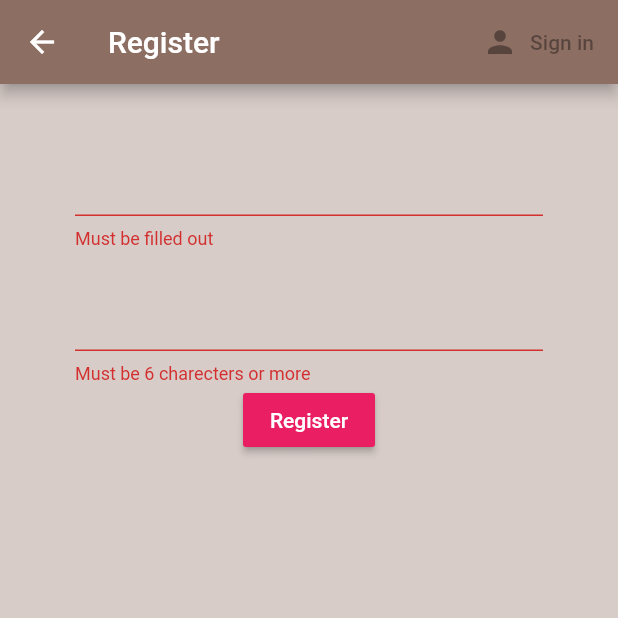
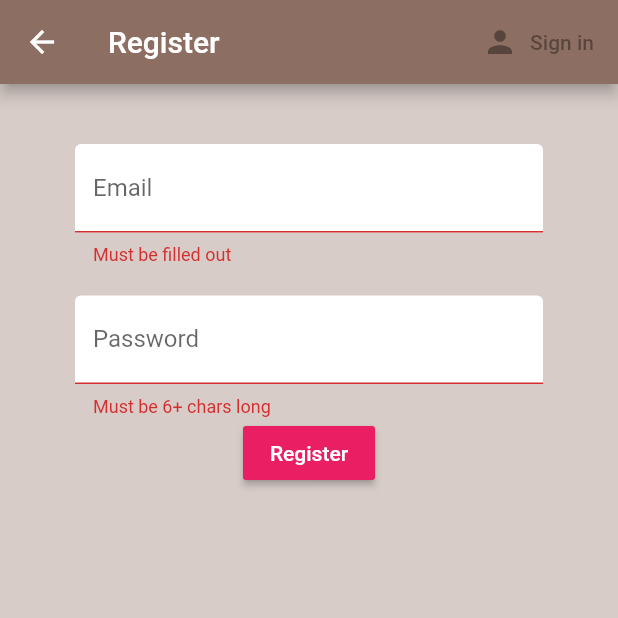
Before and after one commit to Hamza-ye/cafe_example, a Flutter app: the Register screen opened directly, after a tap on "Register", on a phone screen of 412 x 824 dp, the top half of it. Run offline on Flutter 3.47's test engine with Material 2 defaults, Android fonts, the phone set to English and light mode, and no system bars; our stand-ins replace firebase_auth; accounts and stored records are empty.

Commit message:
Decorate Input fields

```diff
--- a/lib/screens/authenticate/register.dart
+++ b/lib/screens/authenticate/register.dart
@@ -1,4 +1,5 @@
 import 'package:cofe_example_firebase/services/auth.dart';
+import 'package:cofe_example_firebase/shared/constants.dart';
 import 'package:flutter/material.dart';
 
 class Register extends StatefulWidget {
@@ -44,6 +45,7 @@ class _RegisterState extends State<Register> {
                 height: 20.0,
               ),
               TextFormField(
+                decoration: textInputDecoration.copyWith(labelText: 'Email'),
                 validator: (value) =>
                     value.isEmpty ? 'Must be filled out' : null,
                 onChanged: (value) => setState(() => email = value),
@@ -52,8 +54,9 @@ class _RegisterState extends State<Register> {
                 height: 20.0,
               ),
               TextFormField(
+                decoration: textInputDecoration.copyWith(labelText: 'Password'),
                 validator: (value) =>
-                    value.length < 6 ? 'Must be 6 charecters or more' : null,
+                    value.length < 6 ? 'Must be 6+ chars long' : null,
                 obscureText: true,
                 onChanged: (value) => setState(() => password = value),
               ),
--- a/lib/screens/authenticate/sign_in.dart
+++ b/lib/screens/authenticate/sign_in.dart
@@ -1,4 +1,5 @@
 import 'package:cofe_example_firebase/services/auth.dart';
+import 'package:cofe_example_firebase/shared/constants.dart';
 import 'package:flutter/material.dart';
 
 class SignIn extends StatefulWidget {
@@ -44,6 +45,7 @@ class _SignInState extends State<SignIn> {
                 height: 20.0,
               ),
               TextFormField(
+                decoration: textInputDecoration.copyWith(labelText: 'Email'),
                 validator: (value) =>
                     value.isEmpty ? 'Must be filled out' : null,
                 onChanged: (value) => setState(() => email = value),
@@ -52,6 +54,7 @@ class _SignInState extends State<SignIn> {
                 height: 20.0,
               ),
               TextFormField(
+                decoration: textInputDecoration.copyWith(labelText: 'Password'),
                 validator: (value) =>
                     value.isEmpty ? 'Must be filled out' : null,
                 obscureText: true,
--- /dev/null
+++ b/lib/shared/constants.dart
@@ -0,0 +1,10 @@
+import 'package:flutter/material.dart';
+
+const textInputDecoration = InputDecoration(
+  fillColor: Colors.white,
+  filled: true,
+  enabledBorder: OutlineInputBorder(
+      borderSide: BorderSide(color: Colors.white, width: 2.0)),
+  focusedBorder: OutlineInputBorder(
+      borderSide: BorderSide(color: Colors.pink, width: 2.0)),
+);
```
